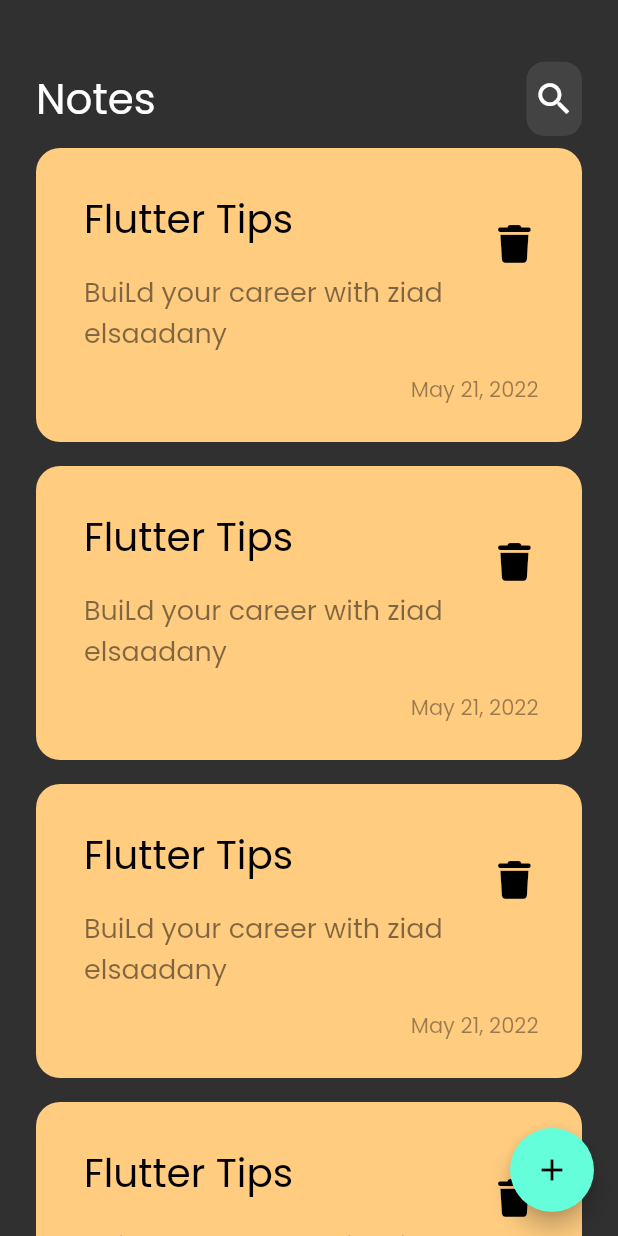
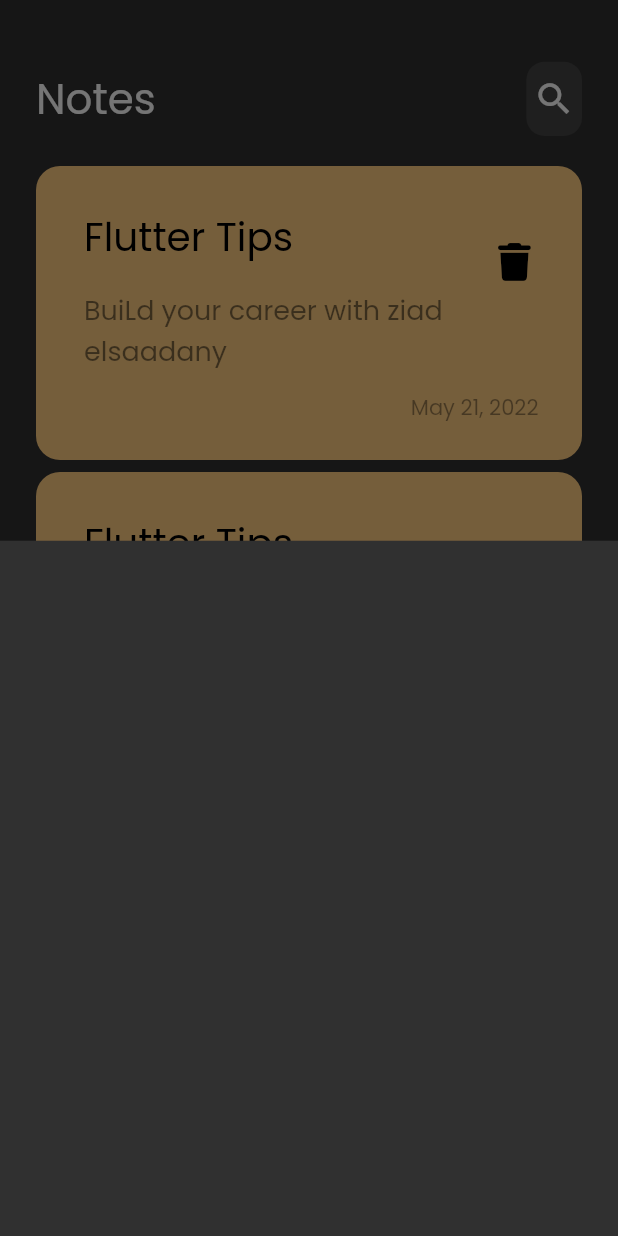
Before and after one commit to ZiadElsaadany/notes_app, a Flutter app: the screen it shows after launch, after a tap on the "add" icon, on a phone screen of 412 x 824 dp. Run offline on Flutter 3.47's test engine with Material 2 defaults, Android fonts, the phone set to English and light mode, and no system bars; our stand-ins replace font_awesome_flutter.

Commit message:
show modal bottom sheet

```diff
--- a/lib/view/notes_view.dart
+++ b/lib/view/notes_view.dart
@@ -1,4 +1,5 @@
 import 'package:flutter/material.dart';
+import 'package:notes_app/view/widgets/add_note_bottom_sheet.dart';
 import 'package:notes_app/view/widgets/notes_view_body.dart';
 
 class NotesView extends StatelessWidget {
@@ -9,8 +10,14 @@ class NotesView extends StatelessWidget {
     return  Scaffold(
        body: const NotesViewBody(),
       floatingActionButton: FloatingActionButton(
-          onPressed: ( ) { },
-        child: Icon(Icons.add),
+          onPressed: ( ) {
+            showModalBottomSheet(context: context, builder:
+            (context) {
+              return const CustomBottomSheetWidget();
+            }
+            );
+          },
+        child: const Icon(Icons.add),
 
       ),
     );
--- /dev/null
+++ b/lib/view/widgets/add_note_bottom_sheet.dart
@@ -0,0 +1,10 @@
+import 'package:flutter/material.dart';
+
+class CustomBottomSheetWidget extends StatelessWidget {
+  const CustomBottomSheetWidget({Key? key}) : super(key: key);
+
+  @override
+  Widget build(BuildContext context) {
+    return Container();
+  }
+}
--- a/lib/view/widgets/notes_listview.dart
+++ b/lib/view/widgets/notes_listview.dart
@@ -4,16 +4,21 @@ import 'note_item.dart';
 
 class NotesListView extends StatelessWidget {
   const NotesListView({Key? key}) : super(key: key);
-
   @override
   Widget build(BuildContext context) {
-    return ListView.builder(itemBuilder: ( context ,index) {
-      return Padding(
-        padding: const EdgeInsets.symmetric(vertical: 8.0),
-        child: const CustomNoteItem(),
-      );
-    } ,
-      itemCount: 10,
+    return Padding(
+      padding: const EdgeInsets.symmetric(vertical: 16.0),
+      child: ListView.builder(
+        physics: const BouncingScrollPhysics(),
+        padding: EdgeInsets.zero,
+        itemBuilder: ( context ,index) {
+        return Padding(
+          padding: const EdgeInsets.symmetric(vertical: 4.0),
+          child: const CustomNoteItem(),
+        );
+      } ,
+        itemCount: 10,
+      ),
     ) ;
   }
 }
```
